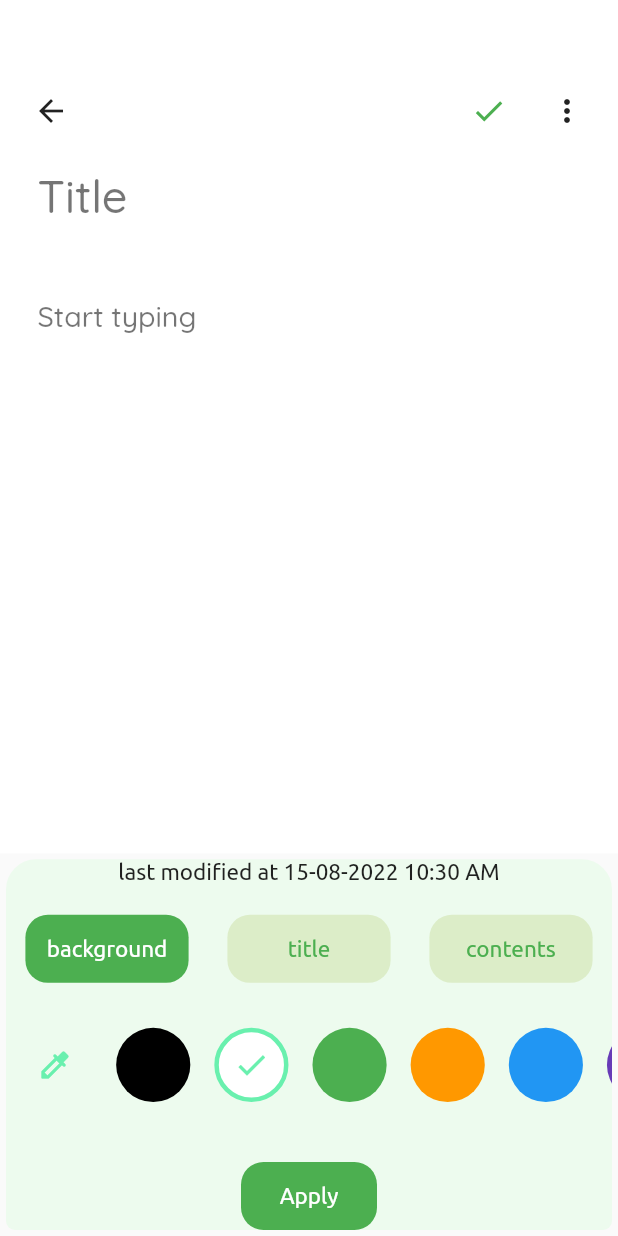
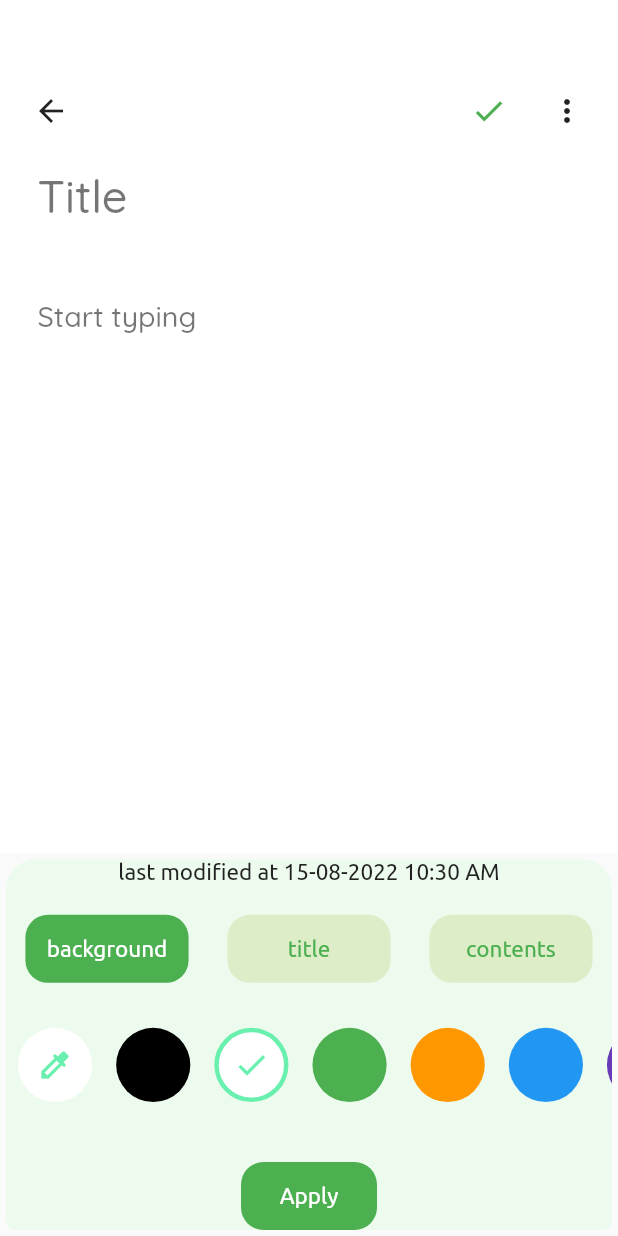
Before and after one commit to kevaldonga/MyNotes, a Flutter app: the Noteseditview screen opened directly, on a phone screen of 412 x 824 dp. Run offline on Flutter 3.47's test engine with Material 2 defaults, Android fonts, the phone set to English and light mode, and no system bars; our stand-ins replace email_validator, firebase_auth, firebase_core, flutter_colorpicker, flutter_easyloading, google_sign_in and 2 more; missing offline and left inert: firebase_auth_web, firebase_core_web, google_sign_in_web, solid_bottom_sheet; accounts and stored records are empty; project files that could hold a hidden picture were left out.

Commit message:
minor fixes

```diff
--- a/lib/Activities/noteseditView.dart
+++ b/lib/Activities/noteseditView.dart
@@ -34,7 +34,7 @@ class _NoteseditviewState extends State<Noteseditview>
   Note? _note;
   final List<Color> colors = [
     // ignore: prefer_const_constructors
-    Color.fromARGB(0, 255, 255, 255),
+    Color.fromARGB(254, 255, 255, 255),
     const Color.fromARGB(255, 0, 0, 0),
     const Color.fromARGB(255, 255, 255, 255),
     const Color.fromARGB(255, 76, 175, 80),
```
